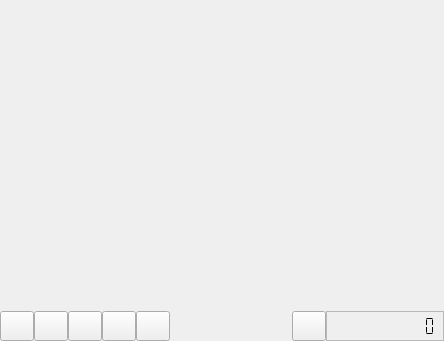
Old version of the form src/GUI/ui/PreviewWidget.ui in the repository VLMC/vlmc.
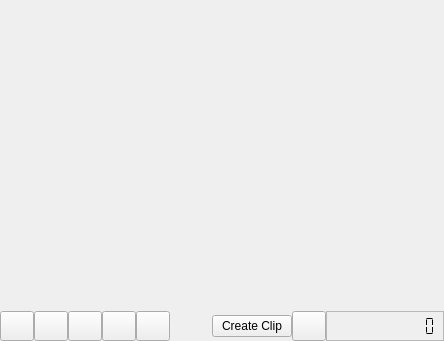
New version of the form. Icons and pictures are not drawn. Custom widgets are drawn as their Qt base class.

Commit message: Basic clip list feature in the import window

What changed in the file:
```diff
--- a/src/GUI/ui/PreviewWidget.ui
+++ b/src/GUI/ui/PreviewWidget.ui
@@ -225,6 +225,13 @@
        </property>
       </spacer>
      </item>
+     <item>
+      <widget class="QPushButton" name="pushButtonCreateClip">
+       <property name="text">
+        <string>Create Clip</string>
+       </property>
+      </widget>
+     </item>
      <item>
       <widget class="QPushButton" name="pushButtonStop">
        <property name="sizePolicy">
```
The commit also changes 9 other files.
